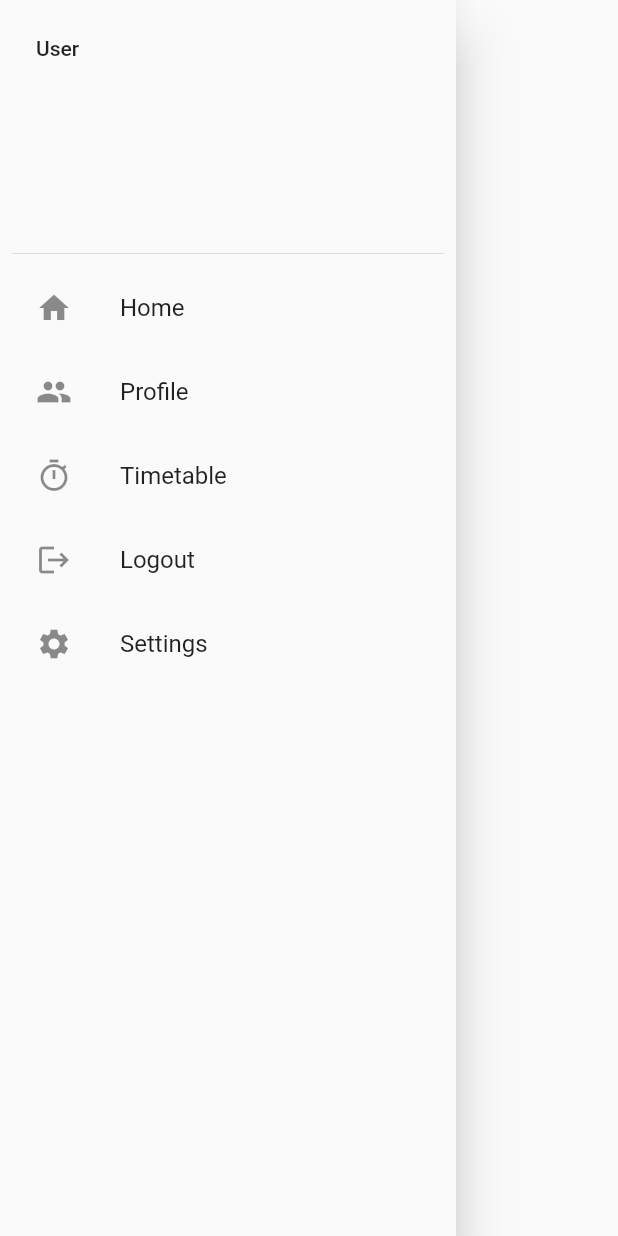
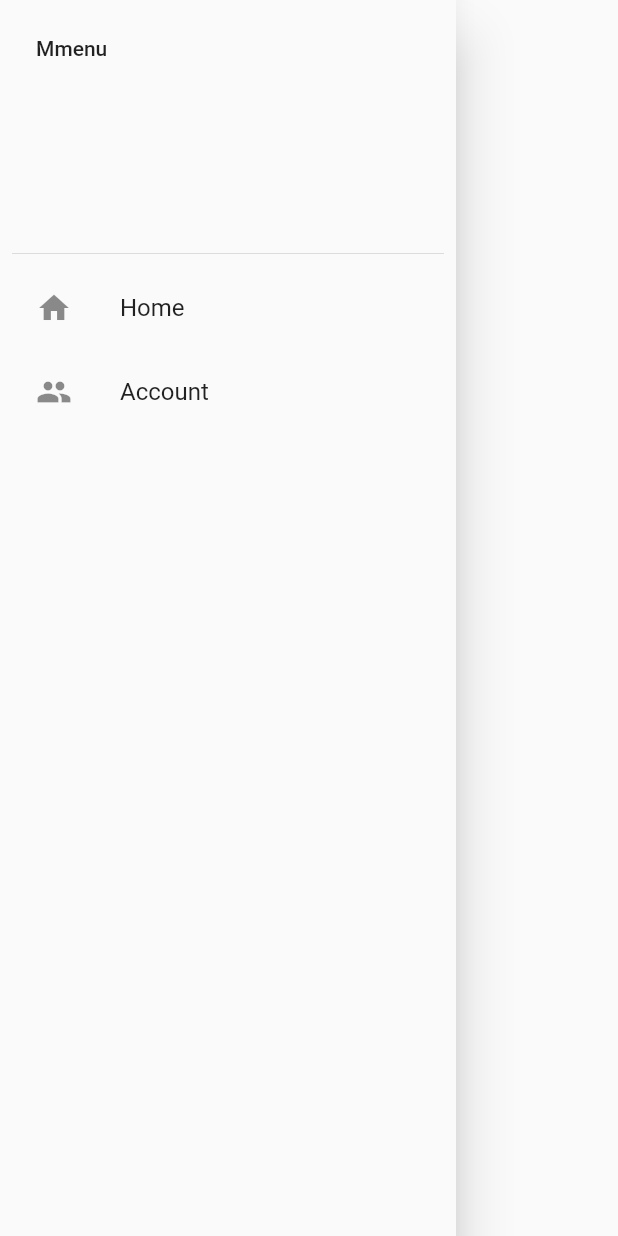
Before and after one commit to resourcesr/app, a Flutter app: the WebResourceAppDrawer screen opened directly, after a tap on "Logout", on a phone screen of 412 x 824 dp. Run offline on Flutter 3.47's test engine with Material 2 defaults, Android fonts, the light colour scheme and no system bars; our stand-ins replace cloud_firestore, firebase_auth, firebase_messaging, shared_preferences; missing offline and left inert: flutter_downloader; accounts and stored records are empty.

Commit message:
fix drawer issue

```diff
--- a/lib/drawer.dart
+++ b/lib/drawer.dart
@@ -3,7 +3,6 @@ import 'package:riphahwebresources/data/User.dart';
 import 'package:riphahwebresources/pages/Home/home_ui.dart';
 import 'package:riphahwebresources/pages/auth/login_ui.dart';
 import 'package:riphahwebresources/pages/auth/profile_ui.dart';
-import 'package:shared_preferences/shared_preferences.dart';
 import 'package:provider/provider.dart';
 
 class WebResourceAppDrawer extends StatefulWidget {
@@ -31,61 +30,6 @@ class _AppDrawer extends State<AppDrawer> {
 
   @override
   Widget build(BuildContext context) {
-    List<Widget> children = [];
-    children.add(
-      ListTile(
-        leading: Icon(Icons.home),
-        title: Text("Home"),
-        onTap: () => {
-          Navigator.push(
-              context, MaterialPageRoute(builder: (context) => HomeUi()))
-        },
-      ),
-    );
-    if (user.uid != null) {
-      children.add(ListTile(
-        leading: Icon(Icons.people),
-        title: Text("Profile"),
-        onTap: () => {
-          Navigator.push(
-              context,
-              MaterialPageRoute(
-                  builder: (context) => ProfileUi(
-                        uid: user.uid,
-                      )))
-        },
-      ));
-      children.add(ListTile(
-        leading: Icon(Icons.timer_outlined),
-        title: Text("Timetable"),
-        onTap: () => {
-          // Navigator.push(
-          //context, MaterialPageRoute(builder: (context) => LoginUi()))
-        },
-      ));
-      children.add(ListTile(
-        leading: Icon(Icons.logout),
-        title: Text("Logout"),
-        onTap: () => {user.logout()},
-      ));
-    } else {
-      children.add(ListTile(
-        leading: Icon(Icons.people),
-        title: Text("Account"),
-        onTap: () => {
-          Navigator.push(
-              context, MaterialPageRoute(builder: (context) => LoginUi()))
-        },
-      ));
-    }
-    children.add(ListTile(
-      leading: Icon(Icons.settings),
-      title: Text("Settings"),
-      onTap: () => {
-        Navigator.push(
-            context, MaterialPageRoute(builder: (context) => LoginUi()))
-      },
-    ));
     /* return Drawer(
       child: ListView(
         padding: const EdgeInsets.all(8),
@@ -104,9 +48,53 @@ class _AppDrawer extends State<AppDrawer> {
             padding: const EdgeInsets.all(8),
             children: <Widget>[
               DrawerHeader(
-                child: Text("User ${user.uid}"),
+                child: Text("Mmenu"),
               ),
-              ...children,
+              ListTile(
+                leading: Icon(Icons.home),
+                title: Text("Home"),
+                onTap: () => {
+                  Navigator.push(context,
+                      MaterialPageRoute(builder: (context) => HomeUi()))
+                },
+              ),
+              if (user.loggedIn)
+                ListTile(
+                  leading: Icon(Icons.people),
+                  title: Text("Profile"),
+                  onTap: () => {
+                    Navigator.push(
+                        context,
+                        MaterialPageRoute(
+                            builder: (context) => ProfileUi(
+                                  uid: user.uid,
+                                )))
+                  },
+                ),
+              if (user.loggedIn)
+                ListTile(
+                  leading: Icon(Icons.timer_outlined),
+                  title: Text("Timetable"),
+                  onTap: () => {
+                    // Navigator.push(
+                    //context, MaterialPageRoute(builder: (context) => LoginUi()))
+                  },
+                ),
+              if (user.loggedIn)
+                ListTile(
+                  leading: Icon(Icons.logout),
+                  title: Text("Logout"),
+                  onTap: () => {user.logout()},
+                ),
+              if (!user.loggedIn)
+                ListTile(
+                  leading: Icon(Icons.people),
+                  title: Text("Account"),
+                  onTap: () => {
+                    Navigator.push(context,
+                        MaterialPageRoute(builder: (context) => LoginUi()))
+                  },
+                )
             ],
           ),
         ),
```
